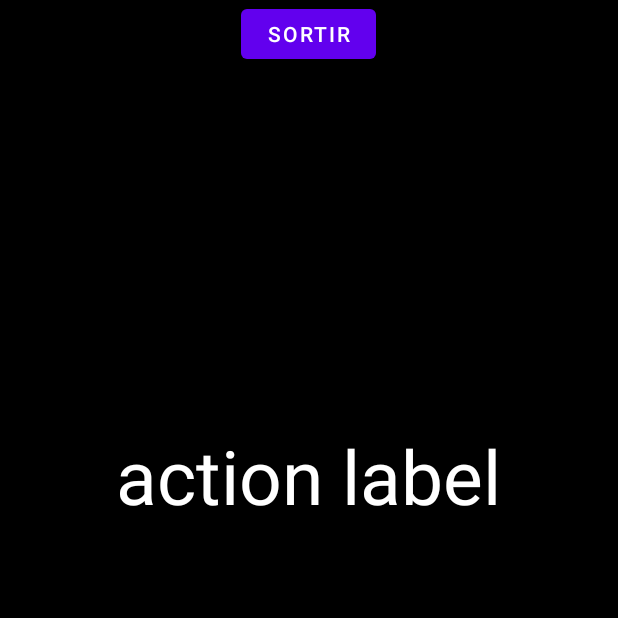
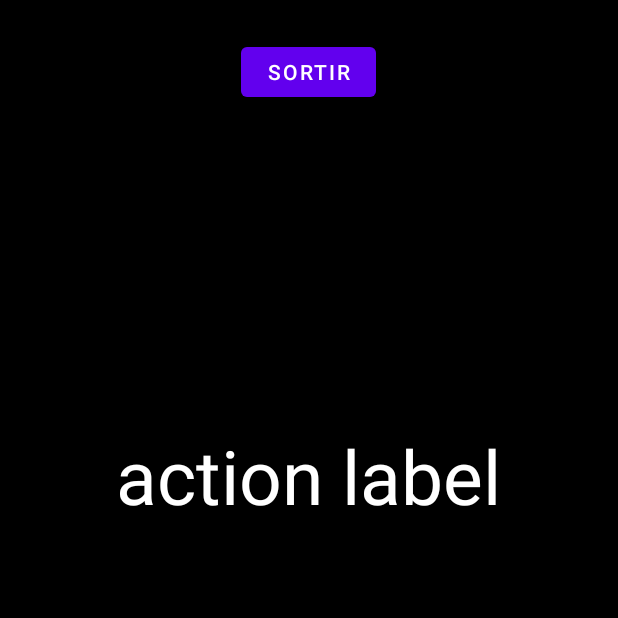
Before and after one commit to LamsaLL/tabata_timer, an Android app: the WorkoutActivity screen opened directly, with no data from a screen before it, on a phone screen of 412 x 824 dp, the top half of it. Run offline under Robolectric (Android 15) with nearby library versions, the phone set to English and light mode, and no system bars; 11 statements that could not run were skipped.

Commit message:
clean code

```diff
--- a/app/src/main/java/com/example/amsallel_tabata_timer/SaveWorkoutActivity.java
+++ b/app/src/main/java/com/example/amsallel_tabata_timer/SaveWorkoutActivity.java
@@ -219,7 +219,7 @@ public class SaveWorkoutActivity extends AppCompatActivity {
                 //We stop the activity when workout has been created
                 setResult(RESULT_OK);
                 finish();
-                Toast.makeText(getApplicationContext(), "Saved "+ workout.getName(), Toast.LENGTH_LONG).show();
+                Toast.makeText(getApplicationContext(), "Sauvegarde de "+ workout.getName()+" réussite", Toast.LENGTH_LONG).show();
             }
         }
         SaveWorkout sw  = new SaveWorkout();
--- a/app/src/main/java/com/example/amsallel_tabata_timer/WorkoutActivity.java
+++ b/app/src/main/java/com/example/amsallel_tabata_timer/WorkoutActivity.java
@@ -3,17 +3,12 @@ package com.example.amsallel_tabata_timer;
 import android.content.Intent;
 import android.graphics.Color;
 import android.media.AudioManager;
-import android.media.Image;
-import android.media.MediaPlayer;
 import android.media.ToneGenerator;
 import android.os.Bundle;
 import android.os.Handler;
-import android.util.Log;
 import android.view.View;
 import android.widget.Button;
 import android.widget.ImageButton;
-import android.widget.LinearLayout;
-import android.widget.ListView;
 import android.widget.RelativeLayout;
 import android.widget.TextView;
 import android.widget.ToggleButton;
@@ -27,7 +22,6 @@ import com.example.amsallel_tabata_timer.data.OnUpdateListener;
 import com.example.amsallel_tabata_timer.db.Workout;
 
 import java.util.ArrayList;
-import java.util.Arrays;
 
 public class WorkoutActivity extends AppCompatActivity implements OnUpdateListener{
 
@@ -100,6 +94,11 @@ public class WorkoutActivity extends AppCompatActivity implements OnUpdateListen
         beep.startTone(ToneGenerator.TONE_DTMF_5, duration);
     }
 
+    public boolean isWorkoutFinished(){
+        // If the last action timer is equal to 0 we display the finish view
+        return (counter.getActions().size() == 1 && counter.getMinutes() ==0 && counter.getSecondes() == 0 && counter.getMillisecondes() == 0);
+    }
+
     // Mise à jour graphique
     private void updating() {
         final Action currentAction = counter.getActions().get(0);
@@ -112,8 +111,7 @@ public class WorkoutActivity extends AppCompatActivity implements OnUpdateListen
         actionLabelView.setText(currentAction.getLabel());
         workoutLayoutView.setBackgroundColor(Color.parseColor(formatedColor));
 
-        // If the last action timer is equal to 0 we display the finish view
-        if(counter.getActions().size() == 1 && counter.getMinutes() ==0 && counter.getSecondes() == 0 && counter.getMillisecondes() == 0){
+        if(isWorkoutFinished()){
             playSound(1000);
 
             actionLabelView.setText("");
@@ -125,7 +123,6 @@ public class WorkoutActivity extends AppCompatActivity implements OnUpdateListen
             playPauseButtonView.setVisibility(View.GONE);
         }
     }
-
 
     /**
      * Méthode appelée à chaque update du compteur (l'activité est abonnée au compteur)
--- a/app/src/main/res/layout-v21/template_workout.xml
+++ b/app/src/main/res/layout-v21/template_workout.xml
@@ -7,7 +7,8 @@
     android:orientation="vertical"
     android:background="@color/teal_200"
     android:descendantFocusability="blocksDescendants"
-    android:padding="7dp">
+    android:padding="15dp"
+    >
 
     <RelativeLayout
         android:layout_width="match_parent"
--- a/app/src/main/res/layout/activity_main.xml
+++ b/app/src/main/res/layout/activity_main.xml
@@ -5,7 +5,7 @@
               android:layout_width="match_parent"
               android:layout_height="match_parent"
               tools:context=".MainActivity"
-              android:padding="50dp"
+              android:padding="10dp"
               android:orientation="vertical">
 
         <Button
--- a/app/src/main/res/layout/activity_workout.xml
+++ b/app/src/main/res/layout/activity_workout.xml
@@ -8,10 +8,12 @@
     tools:context=".WorkoutActivity"
     android:background="@color/teal_200"
     >
+
     <Button
         android:id="@+id/stopButton"
         android:layout_width="90dp"
         android:layout_height="45dp"
+        android:layout_marginTop="25dp"
         android:layout_centerHorizontal="true"
         android:text="@string/exit_button_text"
         android:onClick="onClose"
```
Also changed, not shown: app/src/main/java/com/example/amsallel_tabata_timer/MainActivity.java (+4 -8 lines).
